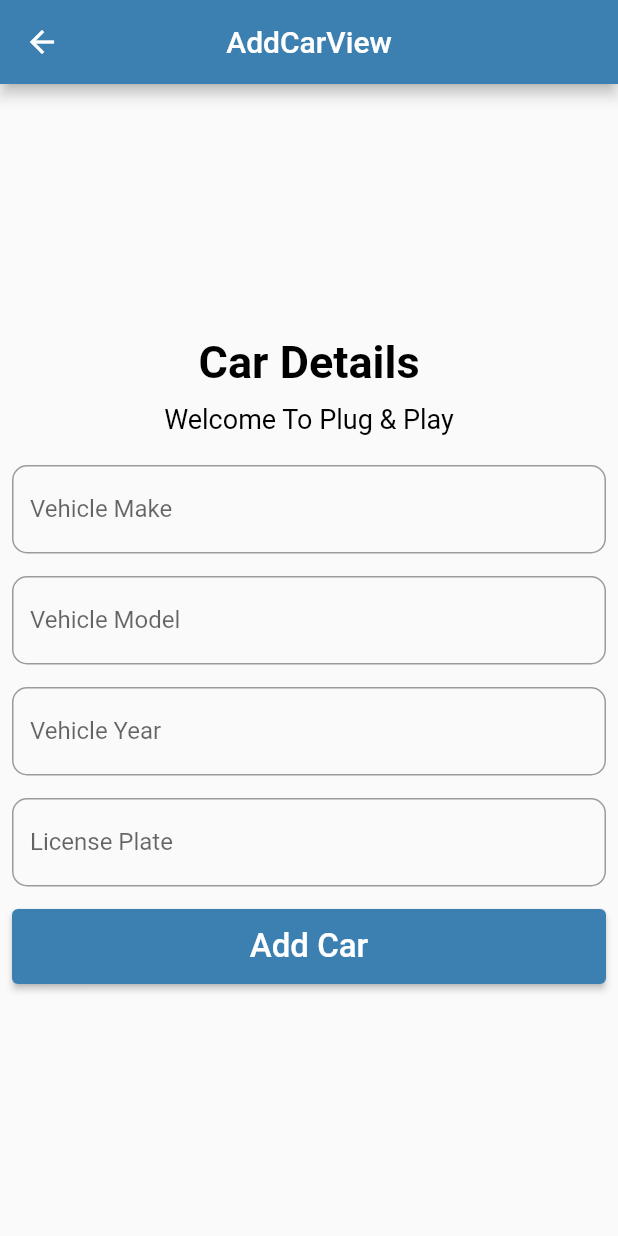
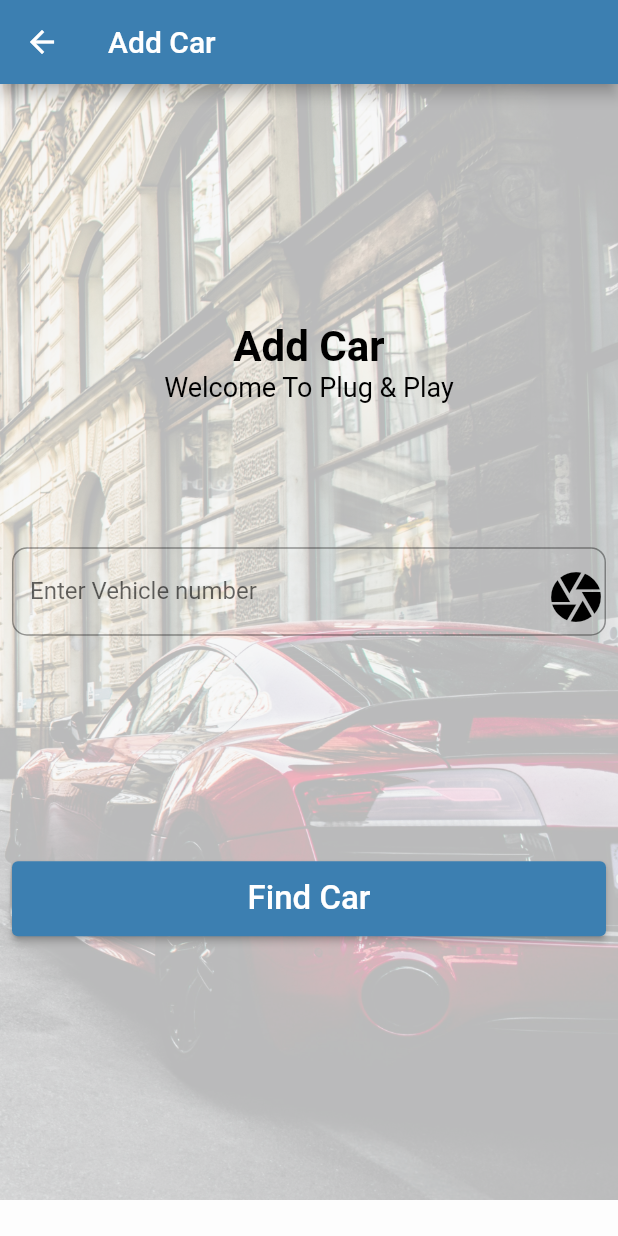
Before and after one commit to musfiqshanta/plug-play, a Flutter app: the ProfileView screen opened by its route, after a tap on "Add Car", on a phone screen of 412 x 824 dp. Run offline on Flutter 3.47's test engine with Material 2 defaults, Android fonts, the phone set to English and light mode, and no system bars; our stand-ins replace flutter_rating_bar, flutter_slidable, font_awesome_flutter, get; missing offline and left inert: fluid_bottom_nav_bar; network calls fail.

Commit message:
complete sed revision

```diff
--- a/lib/app/modules/addCar/views/add_car_view.dart
+++ b/lib/app/modules/addCar/views/add_car_view.dart
@@ -14,7 +14,7 @@ class AddCarView extends GetView<AddCarController> {
     final controller = TextEditingController();
     return Scaffold(
       appBar: AppBar(
-        title: const Text('AddCarView'),
+        title: const Text('Add Car'),
         centerTitle: true,
       ),
       body: Center(
@@ -40,19 +40,12 @@ class AddCarView extends GetView<AddCarController> {
                   style: TextStyle(color: Colors.black),
                 ),
                 const SizedBox(
-                  height: 20,
+                  height: 35,
                 ),
-                const TextField(
-                  decoration: InputDecoration(
-                      label: Text("Vehicle Make"),
-                      border: OutlineInputBorder(
-                          borderRadius: BorderRadius.all(Radius.circular(10.0)),
-                          borderSide: BorderSide(width: 1))),
-                ),
-                const SizedBox(
-                  height: 15,
-                ),
-                const TextField(
+
+                TextField(
+                  readOnly: true,
+                  controller: TextEditingController(text: "Tesla"),
                   decoration: InputDecoration(
                       label: Text("Vehicle Model"),
                       border: OutlineInputBorder(
@@ -62,8 +55,10 @@ class AddCarView extends GetView<AddCarController> {
                 const SizedBox(
                   height: 15,
                 ),
-                const TextField(
+                TextField(
+                  controller: TextEditingController(text: "2023"),
                   keyboardType: TextInputType.number,
+                  readOnly: true,
                   decoration: InputDecoration(
                       label: Text("Vehicle Year"),
                       border: OutlineInputBorder(
@@ -74,7 +69,9 @@ class AddCarView extends GetView<AddCarController> {
                 const SizedBox(
                   height: 15,
                 ),
-                const TextField(
+                TextField(
+                  controller: TextEditingController(text: "25423"),
+                  readOnly: true,
                   keyboardType: TextInputType.number,
                   decoration: InputDecoration(
                       label: Text("License Plate"),
--- /dev/null
+++ b/lib/app/modules/addCar/views/take_photo.dart
@@ -0,0 +1,103 @@
+import 'package:flutter/material.dart';
+import 'package:get/get.dart';
+import 'package:plugandplay/app/modules/addCar/controllers/add_car_controller.dart';
+
+import 'add_car_view.dart';
+
+class TakePhoto extends GetView<AddCarController> {
+  const TakePhoto({super.key});
+
+  @override
+  Widget build(BuildContext context) {
+    return Scaffold(
+      appBar: AppBar(title: Text("Add Car")),
+      body: Stack(
+        children: [
+          Container(
+              height: Get.height - 80,
+              decoration: BoxDecoration(
+                image: DecorationImage(
+                  image: AssetImage("assets/img/car.jpg"),
+                  fit: BoxFit.cover,
+                ),
+              )),
+          Container(
+            height: Get.height,
+            width: double.infinity,
+            color: Color.fromARGB(177, 255, 255, 255),
+            // color: Color.fromARGB(145, 255, 255, 255),
+          ),
+          Padding(
+            padding: const EdgeInsets.all(8.0),
+            child: Column(
+              children: [
+                Spacer(
+                  flex: 1,
+                ),
+                Flexible(
+                    flex: 1,
+                    child: Column(
+                      children: [
+                        Text(
+                          "Add Car",
+                          style: TextStyle(
+                              fontSize: 28,
+                              color: Colors.black,
+                              fontWeight: FontWeight.bold),
+                        ),
+                        Text(
+                          "Welcome To Plug & Play",
+                          style: TextStyle(
+                            fontSize: 18,
+                            color: Colors.black,
+                          ),
+                        )
+                      ],
+                    )),
+                Flexible(
+                  flex: 1,
+                  child: TextField(
+                    obscureText: true,
+                    decoration: InputDecoration(
+                        suffixIcon: IconButton(
+                            onPressed: () {},
+                            icon: Icon(
+                              Icons.camera,
+                              size: 40,
+                              color: Colors.black,
+                            )),
+                        label: Text("Enter Vehicle number"),
+                        border: OutlineInputBorder(
+                            borderRadius:
+                                BorderRadius.all(Radius.circular(10.0)),
+                            borderSide: BorderSide(width: 1))),
+                  ),
+                ),
+                Spacer(
+                  flex: 1,
+                ),
+                Flexible(
+                  flex: 1,
+                  child: ElevatedButton(
+                      onPressed: () {
+                        Get.to(AddCarView(),
+                            transition: Transition.leftToRight);
+                      },
+                      style: ButtonStyle(
+                          backgroundColor:
+                              MaterialStatePropertyAll(Get.theme.primaryColor),
+                          fixedSize: MaterialStateProperty.all(
+                              Size(Get.mediaQuery.size.width, 50))),
+                      child: Text(
+                        "Find Car",
+                        style: TextStyle(fontSize: 22),
+                      )),
+                )
+              ],
+            ),
+          )
+        ],
+      ),
+    );
+  }
+}
--- a/lib/app/modules/profile/views/profile_view.dart
+++ b/lib/app/modules/profile/views/profile_view.dart
@@ -1,9 +1,10 @@
 import 'package:flutter/material.dart';
-
 import 'package:get/get.dart';
-
 import '../../addCar/views/add_car_view.dart';
+import '../../addCar/views/take_photo.dart';
+import '../../vehicles/views/vehicles_view.dart';
 import '../controllers/profile_controller.dart';
+import 'package:font_awesome_flutter/font_awesome_flutter.dart';
 
 class ProfileView extends GetView<ProfileController> {
   const ProfileView({Key? key}) : super(key: key);
@@ -13,7 +14,7 @@ class ProfileView extends GetView<ProfileController> {
       drawer: Drawer(
         child: ListView(
           children: [
-            DrawerHeader(
+            const DrawerHeader(
               decoration: BoxDecoration(
                 gradient: LinearGradient(
                   begin: Alignment.topRight,
@@ -43,7 +44,9 @@ class ProfileView extends GetView<ProfileController> {
                       ),
                       subtitle: Text(
                         "musfiqshanta@gmail.com",
-                        style: TextStyle(color: Colors.white),
+                        style: TextStyle(
+                          color: Colors.white,
+                        ),
                       ),
                     ),
                   )
@@ -58,6 +61,10 @@ class ProfileView extends GetView<ProfileController> {
                   color: Color(0xff30336b),
                 ),
                 child: ListTile(
+                  leading: Icon(
+                    FontAwesomeIcons.chargingStation,
+                    color: Colors.white,
+                  ),
                   onTap: () {},
                   title: Text(
                     "Charging Stations",
@@ -78,9 +85,15 @@ class ProfileView extends GetView<ProfileController> {
                   color: Color(0xff30336b),
                 ),
                 child: ListTile(
-                  onTap: () {},
+                  leading: Icon(
+                    FontAwesomeIcons.car,
+                    color: Colors.white,
+                  ),
+                  onTap: () {
+                    Get.to(VehiclesView(), transition: Transition.rightToLeft);
+                  },
                   title: Text(
-                    "Settings",
+                    "My Vehicles",
                     style: TextStyle(color: Colors.white, fontSize: 18),
                   ),
                   trailing: Icon(
@@ -98,6 +111,34 @@ class ProfileView extends GetView<ProfileController> {
                   color: Color(0xff30336b),
                 ),
                 child: ListTile(
+                  leading: Icon(
+                    FontAwesomeIcons.gear,
+                    color: Colors.white,
+                  ),
+                  onTap: () {},
+                  title: const Text(
+                    "Settings",
+                    style: TextStyle(color: Colors.white, fontSize: 18),
+                  ),
+                  trailing: const Icon(
+                    Icons.arrow_forward_ios,
+                    color: Colors.white,
+                  ),
+                ),
+              ),
+            ),
+            Padding(
+              padding: const EdgeInsets.all(8.0),
+              child: Container(
+                decoration: BoxDecoration(
+                  borderRadius: BorderRadius.circular(10),
+                  color: Color(0xff30336b),
+                ),
+                child: ListTile(
+                  leading: Icon(
+                    FontAwesomeIcons.addressCard,
+                    color: Colors.white,
+                  ),
                   onTap: () {},
                   title: Text(
                     "Billing Address",
@@ -118,6 +159,10 @@ class ProfileView extends GetView<ProfileController> {
                   color: Color(0xff30336b),
                 ),
                 child: ListTile(
+                  leading: Icon(
+                    FontAwesomeIcons.rightFromBracket,
+                    color: Colors.white,
+                  ),
                   onTap: () {},
                   title: Text(
                     "Log Out",
@@ -208,7 +253,7 @@ class ProfileView extends GetView<ProfileController> {
                   ),
                   onPressed: () {
                     Get.to(
-                      AddCarView(),
+                      TakePhoto(),
                       transition: Transition.upToDown,
                     );
                   },
--- a/lib/app/routes/app_routes.dart
+++ b/lib/app/routes/app_routes.dart
@@ -11,6 +11,7 @@ abstract class Routes {
   static const FORGOT_PASSWORD = _Paths.FORGOT_PASSWORD;
   static const STATION_DETAILS = _Paths.STATION_DETAILS;
   static const ADD_CAR = _Paths.ADD_CAR;
+  static const VEHICLES = _Paths.VEHICLES;
 }
 
 abstract class _Paths {
@@ -23,4 +24,5 @@ abstract class _Paths {
   static const FORGOT_PASSWORD = '/forgot-password';
   static const STATION_DETAILS = '/station-details';
   static const ADD_CAR = '/add-car';
+  static const VEHICLES = '/vehicles';
 }
--- a/pubspec.yaml
+++ b/pubspec.yaml
@@ -13,6 +13,8 @@ dependencies:
   camera: ^0.10.5
   flutter:
     sdk: flutter
+  font_awesome_flutter: ^10.4.0
+  flutter_slidable: ^3.0.0
 
 dev_dependencies:
   flutter_lints: ^2.0.0
```
Also changed, not shown: lib/app/modules/vehicles/bindings/vehicles_binding.dart (added, +12 -0 lines), lib/app/modules/vehicles/controllers/vehicles_controller.dart (added, +23 -0 lines), lib/app/modules/vehicles/views/vehicles_view.dart (added, +110 -0 lines), lib/app/routes/app_pages.dart (+7 -0 lines), assets/img/car.jpg (added), pubspec.lock.
